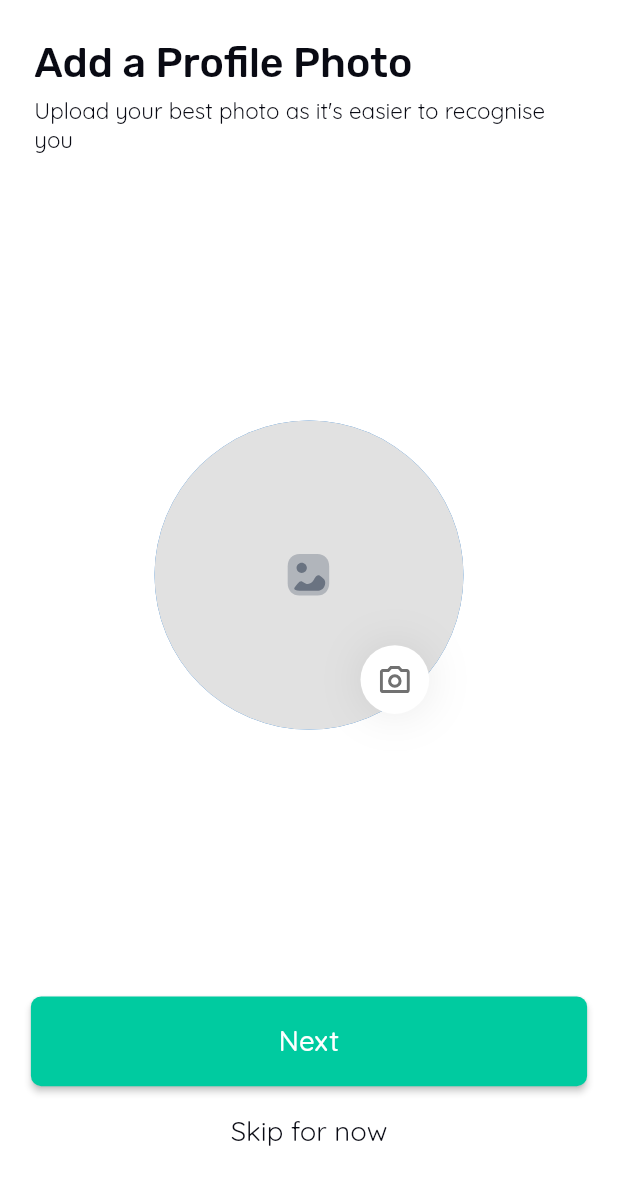
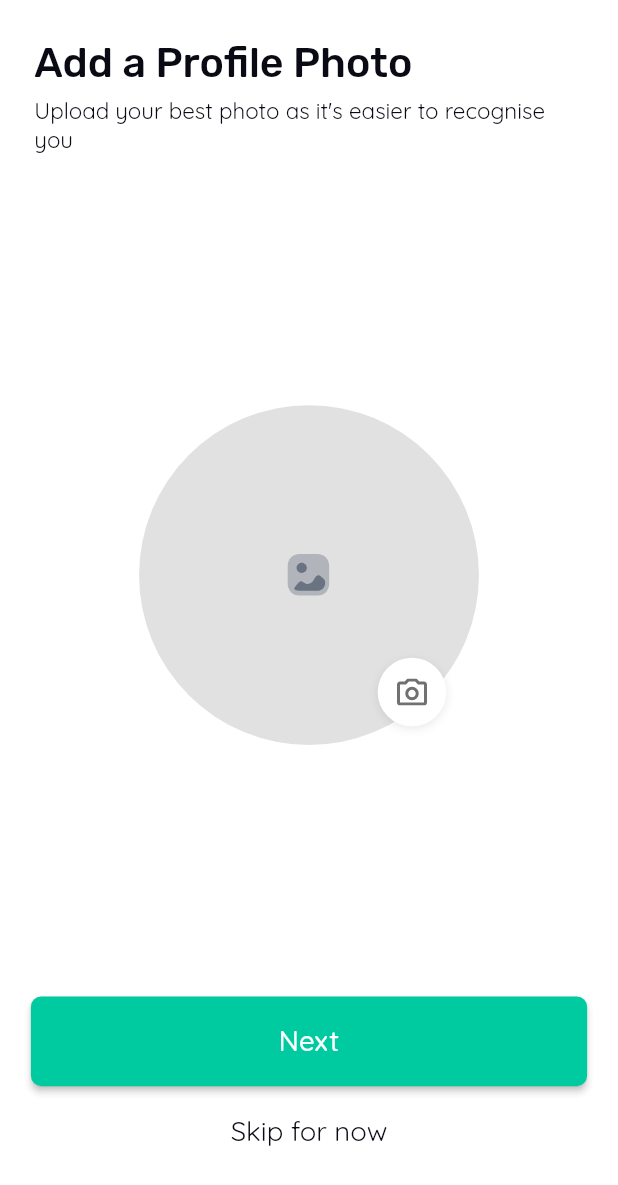
Before and after one commit to KalathiyaAyush/iveryfy, a Flutter app: the AddProfilePhoto screen opened by its route, on a phone screen of 412 x 824 dp, the part 51-1236 px from its top. Run offline on Flutter 3.47's test engine with Material 2 defaults, Android fonts, the phone set to English and light mode, and no system bars; our stand-ins replace dropdown_button2, file_picker, flutter_neumorphic, flutter_screenutil, flutter_svg, flutter_switch and 4 more; missing offline and left inert: circle_progress_bar; project files that could hold a hidden picture were left out.

Commit message:
worked on onboarding flow and home and connection flow

```diff
--- a/lib/main.dart
+++ b/lib/main.dart
@@ -1,6 +1,7 @@
 import 'package:flutter/material.dart';
 import 'package:flutter_screenutil/flutter_screenutil.dart';
-import 'package:iverify/src/resources/color_manager.dart';
+
+import '/src/resources/color_manager.dart';
 import '/src/resources/routes_manager.dart';
 
 final RouteObserver<PageRoute> routeObserver = RouteObserver<PageRoute>();
--- a/lib/src/resources/string_manager.dart
+++ b/lib/src/resources/string_manager.dart
@@ -157,6 +157,8 @@ class AppStrings {
   static const String kPersonal = 'Personal';
   static const String kInsurance = 'Insurance';
   static const String kEducation = 'Education';
+  static const String kinProgress = 'In Progress';
+  static const String kRejected = 'Rejected';
 
   // add document screen
   static const String kAddNewDocuments = 'Add New Documents';
@@ -179,7 +181,7 @@ class AppStrings {
 
   //connection screen
   static const String kConnectionDes =
-      'Here you can manage your recipients. By adding this recipient, you establish a secure connection between both parties to exchange credentials';
+      'Here you can manage your connections. By adding this connection, you establish a secure connection between both parties to exchange documents';
   static const String kCurrent = 'Current';
   static const String kHistory = 'History';
   static const String kNoConnectionFound =
--- a/lib/src/uis/screens/add_profile_photo/add_profile_photo_screen.dart
+++ b/lib/src/uis/screens/add_profile_photo/add_profile_photo_screen.dart
@@ -105,6 +105,8 @@ class _AddProfilePhotoState extends State<AddProfilePhoto> {
 
   @override
   Widget build(BuildContext context) {
+    final imageSize = MediaQuery.of(context).size.width * 0.55;
+
     return ScreenUtilInit(
       builder: (context, child) {
         return Scaffold(
@@ -128,31 +130,31 @@ class _AddProfilePhotoState extends State<AddProfilePhoto> {
                 Stack(
                   children: [
                     Center(
-                      child: CircleAvatar(
-                        radius: AppRadius.r90,
                       child: Container(
-                          clipBehavior: Clip.antiAlias,
+                        height: imageSize,
+                        width: imageSize,
+                        clipBehavior: Clip.hardEdge,
                         decoration: BoxDecoration(
+                          borderRadius: BorderRadius.circular(imageSize),
                           color: ColorManager.primaryColor,
-                            borderRadius: BorderRadius.circular(AppRadius.r100),
                         ),
-                          child: imageFile == null
-                              ? Center(
-                                  child:
-                                      SvgPicture.asset(ImageAssets.imageIcon),
-                                )
-                              : Image.file(
+                        child: imageFile != null
+                            ? ClipRRect(
+                                borderRadius: BorderRadius.circular(imageSize),
+                                child: Image.file(
                                   File(imageFile!.path),
                                   fit: BoxFit.cover,
                                 ),
+                              )
+                            : Center(
+                                child: SvgPicture.asset(ImageAssets.imageIcon),
                               ),
                       ),
                     ),
                     Positioned(
-                      top: AppSize.s130,
-                      right: AppSize.s110,
-                      child: imageFile == null
-                          ? Container(
+                        bottom: AppSize.s10,
+                        right: AppSize.s100,
+                        child: Container(
                           height: AppHeight.h40,
                           width: AppWidth.w40,
                           decoration: const BoxDecoration(
@@ -161,20 +163,18 @@ class _AddProfilePhotoState extends State<AddProfilePhoto> {
                             boxShadow: [
                               BoxShadow(
                                 color: Color.fromRGBO(0, 0, 0, 0.09),
-                                    blurRadius: 25.0,
+                                blurRadius: 4.69,
+                                offset: Offset(0, 1.56),
                               )
                             ],
                           ),
                           child: Center(
                             child: IconButton(
                               onPressed: _showImagePickerSheet,
-                                  icon:
-                                      SvgPicture.asset(ImageAssets.cameraIcon),
+                              icon: SvgPicture.asset(ImageAssets.cameraIcon),
                             ),
                           ),
-                            )
-                          : Container(),
-                    )
+                        )),
                   ],
                 ),
                 const Spacer(),
--- a/lib/src/uis/screens/connections/add_connection/share_doc_screen.dart
+++ b/lib/src/uis/screens/connections/add_connection/share_doc_screen.dart
@@ -54,6 +54,9 @@ class _ShareDocumentScreenState extends State<ShareDocumentScreen> {
                                 Border.all(color: ColorManager.primaryColor),
                             borderRadius: BorderRadius.circular(AppRadius.r6)),
                         child: CheckboxListTile(
+                          shape: RoundedRectangleBorder(
+                              borderRadius:
+                                  BorderRadius.circular(AppRadius.r6)),
                           contentPadding: EdgeInsets.zero,
                           controlAffinity: ListTileControlAffinity.leading,
                           activeColor: ColorManager.secondaryColor,
--- a/lib/src/uis/screens/connections/connection_screen.dart
+++ b/lib/src/uis/screens/connections/connection_screen.dart
@@ -198,7 +198,10 @@ class _ConnectionScreenState extends State<ConnectionScreen>
   Widget connectionCard(Function()? onTap) {
     return Padding(
       padding: EdgeInsets.only(left: AppPadding.p18, right: AppPadding.p18),
+      child: Material(
+        color: ColorManager.scaffoldBg,
         child: InkWell(
+          borderRadius: BorderRadius.circular(AppRadius.r12),
           onTap: onTap,
           child: Container(
             width: double.infinity,
@@ -323,6 +326,7 @@ class _ConnectionScreenState extends State<ConnectionScreen>
             ),
           ),
         ),
+      ),
     );
   }
 }
--- a/lib/src/uis/screens/settings/setting_screen.dart
+++ b/lib/src/uis/screens/settings/setting_screen.dart
@@ -103,6 +103,7 @@ class SettingsScreen extends StatelessWidget {
                     child: ListView(
                       shrinkWrap: true,
                       children: [
+                        SizedBox(height: AppHeight.h3),
                         SettingView(
                           assetName: ImageAssets.profileIcon,
                           asset: ImageAssets.graterthanIcon,
--- a/lib/src/uis/screens/settings/widget/setting_switch_view.dart
+++ b/lib/src/uis/screens/settings/widget/setting_switch_view.dart
@@ -26,7 +26,7 @@ class SettingSwitchView extends StatelessWidget {
   Widget build(BuildContext context) {
     return Padding(
       padding: EdgeInsets.only(
-          bottom: AppPadding.p12, left: AppPadding.p20, right: AppPadding.p22),
+          left: AppPadding.p20, right: AppPadding.p20, top: AppPadding.p12),
       child: Row(
         mainAxisAlignment: MainAxisAlignment.spaceBetween,
         children: [
--- a/lib/src/uis/screens/settings/widget/setting_view.dart
+++ b/lib/src/uis/screens/settings/widget/setting_view.dart
@@ -23,10 +23,7 @@ class SettingView extends StatelessWidget {
   Widget build(BuildContext context) {
     return Padding(
       padding: EdgeInsets.only(
-          bottom: AppPadding.p12,
-          left: AppPadding.p20,
-          right: AppPadding.p30,
-          top: AppPadding.p15),
+          left: AppPadding.p20, right: AppPadding.p30, top: AppPadding.p12),
       child: InkWell(
         onTap: onTap,
         child: Row(
--- a/lib/src/uis/widgets/app_name_container.dart
+++ b/lib/src/uis/widgets/app_name_container.dart
@@ -29,6 +29,7 @@ class NameContainer extends StatelessWidget {
               Flexible(
                 child: TextFormField(
                   initialValue: name,
+                  enabled: false,
                   decoration: InputDecoration(
                       labelText: AppStrings.kName,
                       border: InputBorder.none,
@@ -59,6 +60,7 @@ class NameContainer extends StatelessWidget {
               Flexible(
                 child: TextFormField(
                   initialValue: email,
+                  enabled: false,
                   decoration: InputDecoration(
                       labelText: AppStrings.kEmailAddress,
                       border: InputBorder.none,
```
Also changed, not shown: lib/src/uis/screens/connections/add_connection/connection_succes_screen.dart (+8 -0 lines), lib/src/uis/screens/connections/add_connection/set_expirydate_screen.dart (+6 -8 lines), lib/src/uis/screens/documents/document_screen.dart (+11 -6 lines), lib/src/uis/screens/documents/passport_details_screen.dart (+10 -7 lines), lib/src/uis/screens/documents/widgets/custom_dropdown.dart (+59 -15 lines), lib/src/uis/screens/home/appbar_widget/appbar_widget.dart (+8 -6 lines), lib/src/uis/screens/login/login_screen.dart (+7 -4 lines), lib/src/uis/screens/signup/signup_screen.dart (+6 -1 lines), 1 other file. Lines whose indentation alone changed are shown as unchanged.
